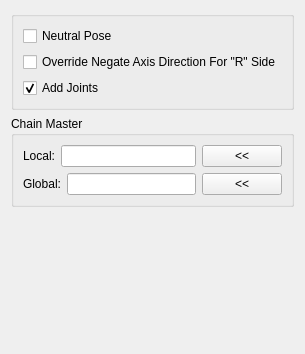
Old version of the form scripts/mgear/shifter_classic_components/lite_chain_stack_01/settingsUI.ui in the repository mgear-dev/shifter_classic_components.
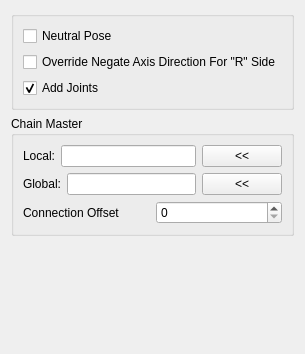
New version of the form.

Commit message: shifter_classic_components: Chains with stack connection should have connection offset options Closes #46

```diff
--- a/scripts/mgear/shifter_classic_components/lite_chain_stack_01/settingsUI.ui
+++ b/scripts/mgear/shifter_classic_components/lite_chain_stack_01/settingsUI.ui
@@ -68,6 +68,33 @@
         </item>
        </layout>
       </item>
+      <item row="2" column="0">
+       <layout class="QHBoxLayout" name="horizontalLayout_6">
+        <item>
+         <widget class="QLabel" name="jntNb_label_3">
+          <property name="text">
+           <string>Connection Offset</string>
+          </property>
+         </widget>
+        </item>
+        <item>
+         <widget class="QSpinBox" name="cnxOffset_spinBox">
+          <property name="toolTip">
+           <string>&lt;html&gt;&lt;head/&gt;&lt;body&gt;&lt;p&gt;Index value to offset the connection between the Master chains and the slave chain. For example if the slave chain need to start the rotation from the second segment of the master chain, the offset will be 1.&lt;/p&gt;&lt;p&gt;&lt;span style=&quot; font-weight:600;&quot;&gt;WARNING&lt;/span&gt;: If  connection is out of index, will fallback to connect to the latest section in the master&lt;/p&gt;&lt;/body&gt;&lt;/html&gt;</string>
+          </property>
+          <property name="minimum">
+           <number>0</number>
+          </property>
+          <property name="maximum">
+           <number>9999</number>
+          </property>
+          <property name="value">
+           <number>0</number>
+          </property>
+         </widget>
+        </item>
+       </layout>
+      </item>
      </layout>
     </widget>
    </item>
```
The commit also changes 7 other files.
